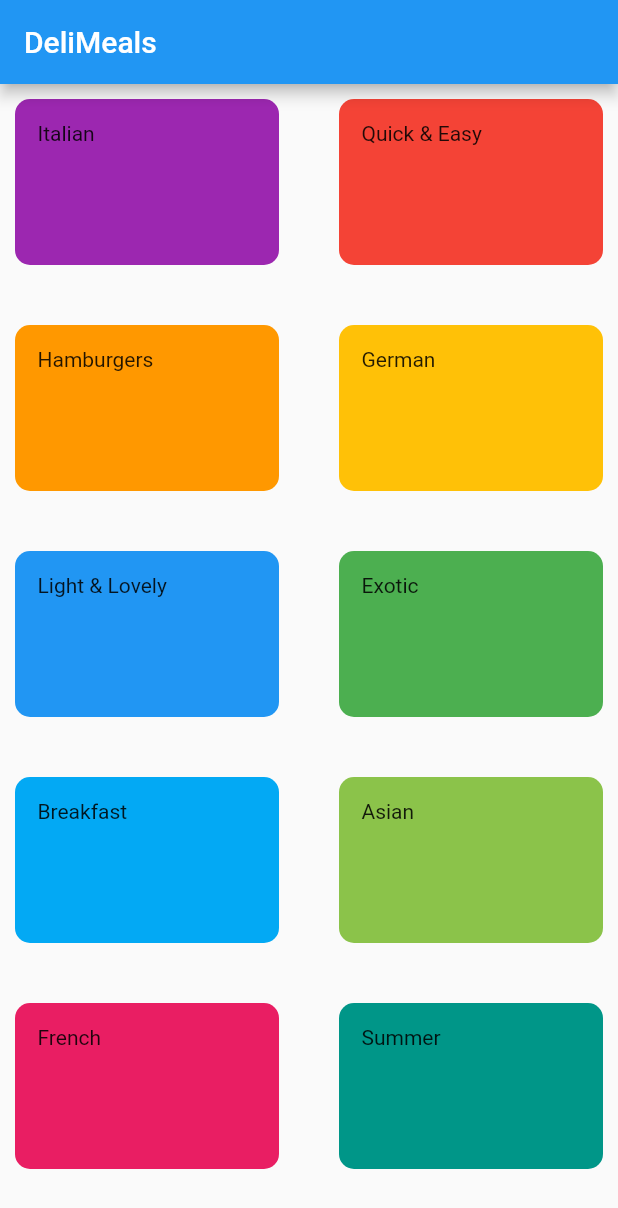
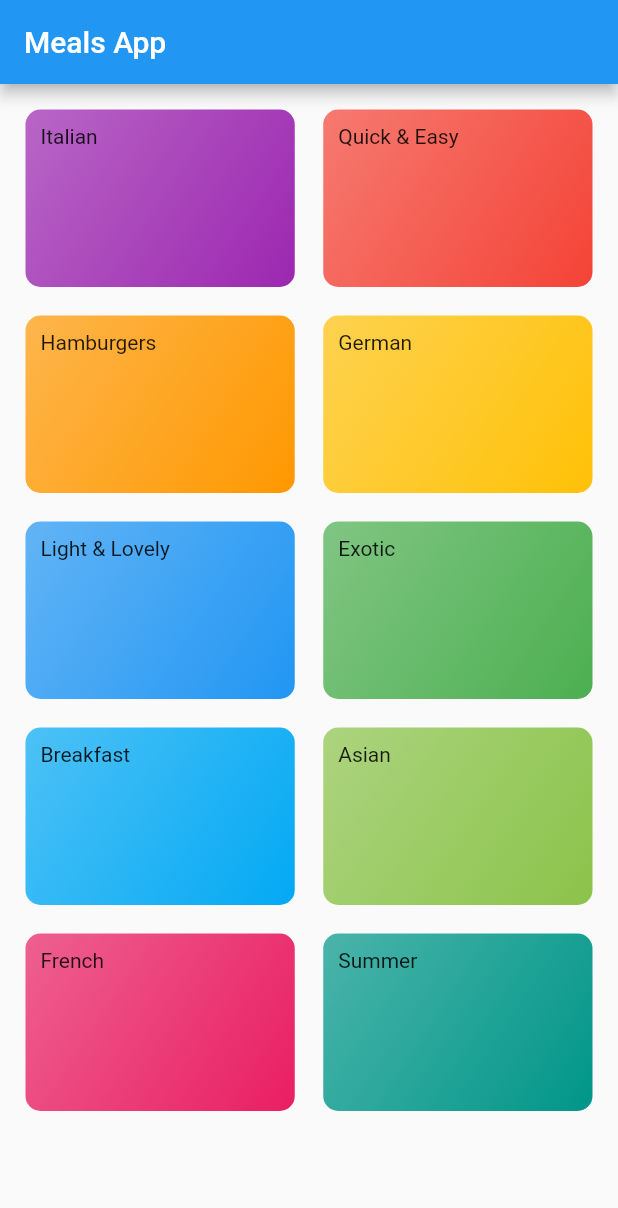
Before and after one commit to leticek/meals_app, a Flutter app: the screen it shows after launch, on a phone screen of 412 x 824 dp. Shown: the top 1208 px of the screen. Run offline on Flutter 3.47's test engine with Material 2 defaults, Android fonts, the phone set to English and light mode, and no system bars.

Commit message:
Added fonts folder, styling next

```diff
--- a/lib/categories_screen.dart
+++ b/lib/categories_screen.dart
@@ -6,17 +6,23 @@ import './dummy_data.dart';
 class CategoriesScreen extends StatelessWidget {
   @override
   Widget build(BuildContext context) {
-    return GridView(
-      children: [
-        ...DUMMY_CATEGORIES.map((cat) {
-          return CategoryTile(cat.id, cat.title, cat.color);
-        }).toList()
-      ],
-      gridDelegate: SliverGridDelegateWithMaxCrossAxisExtent(
-        maxCrossAxisExtent: 200,
-        childAspectRatio: 3 / 2,
-        crossAxisSpacing: 20,
-        mainAxisSpacing: 20,
+    return Scaffold(
+      appBar: AppBar(
+        title: const Text('Meals App'),
+      ),
+      body: GridView(
+        padding: const EdgeInsets.all(15),
+        children: [
+          ...DUMMY_CATEGORIES
+              .map((cat) => CategoryTile(cat.id, cat.title, cat.color))
+              .toList()
+        ],
+        gridDelegate: SliverGridDelegateWithMaxCrossAxisExtent(
+          maxCrossAxisExtent: MediaQuery.of(context).size.height * 0.4,
+          childAspectRatio: 3 / 2,
+          mainAxisSpacing: 15,
+          crossAxisSpacing: 15,
+        ),
       ),
     );
   }
--- a/lib/category_tile.dart
+++ b/lib/category_tile.dart
@@ -10,10 +10,15 @@ class CategoryTile extends StatelessWidget {
   @override
   Widget build(BuildContext context) {
     return Container(
-      padding: const EdgeInsets.all(15),
-      margin: const EdgeInsets.all(10),
+      padding: const EdgeInsets.all(10),
+      margin: const EdgeInsets.all(2),
       decoration: BoxDecoration(
-          borderRadius: BorderRadius.circular(10), color: this._bgColor),
+        borderRadius: BorderRadius.circular(10),
+        gradient: LinearGradient(colors: [
+          this._bgColor.withOpacity(0.7),
+          this._bgColor,
+        ], begin: Alignment.topLeft, end: Alignment.bottomRight),
+      ),
       child: Text(this._title),
     );
   }
--- a/lib/main.dart
+++ b/lib/main.dart
@@ -11,26 +11,7 @@ class MyApp extends StatelessWidget {
       theme: ThemeData(
         primarySwatch: Colors.blue,
       ),
-      home: MyHomePage(),
+      home: CategoriesScreen(),
     );
   }
 }
-
-class MyHomePage extends StatefulWidget {
-  @override
-  _MyHomePageState createState() => _MyHomePageState();
-}
-
-class _MyHomePageState extends State<MyHomePage> {
-  @override
-  Widget build(BuildContext context) {
-    return Scaffold(
-      appBar: AppBar(
-        title: Text('DeliMeals'),
-      ),
-      body: Center(
-        child: CategoriesScreen(),
-      ),
-    );
-  }
-}
```
Also changed, not shown: assets/fonts/Raleway-Black.ttf (added), assets/fonts/Raleway-Bold.ttf (added), assets/fonts/Raleway-Regular.ttf (added), assets/fonts/RobotoCondensed-Bold.ttf (added), assets/fonts/RobotoCondensed-Italic.ttf (added), assets/fonts/RobotoCondensed-Light.ttf (added).
